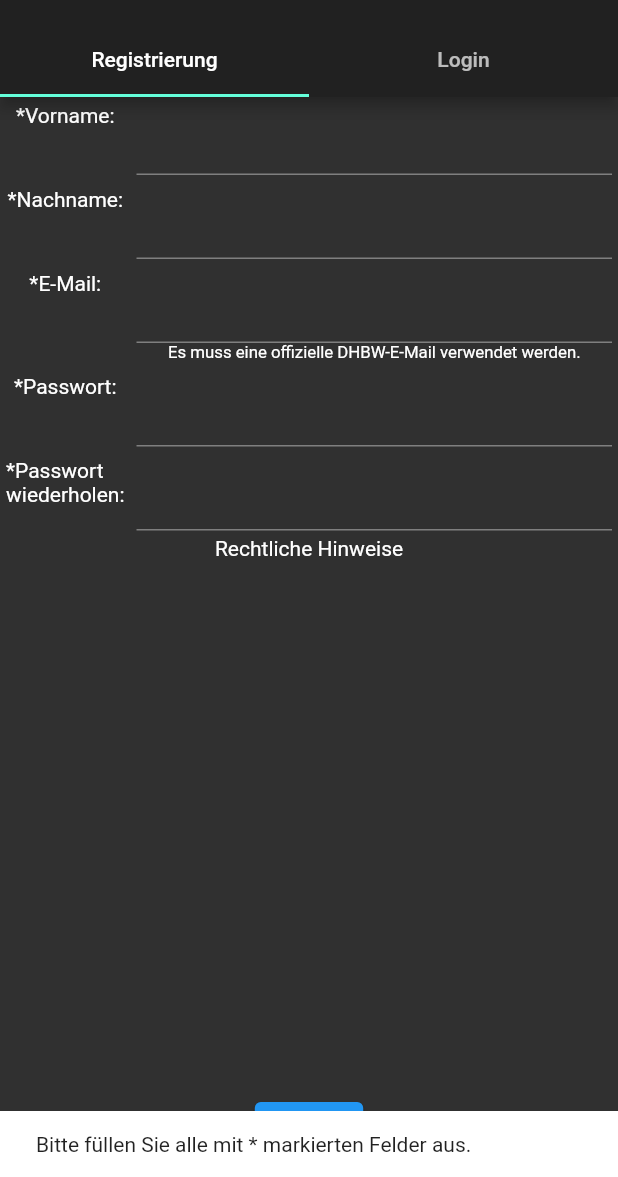
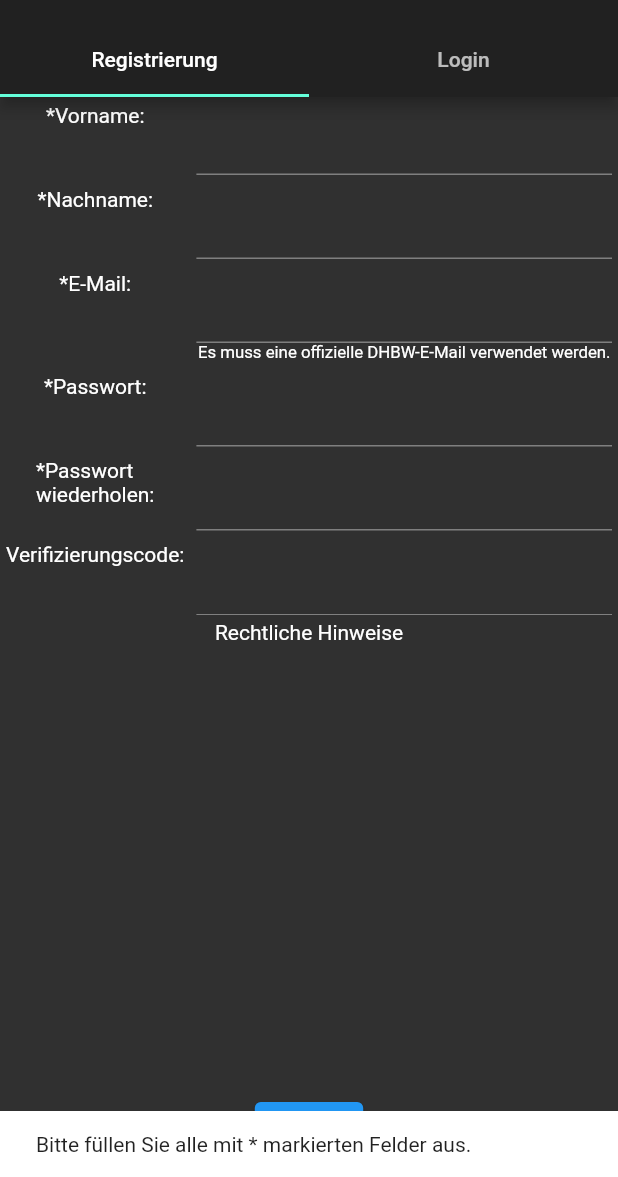
Before and after one commit to Natrocx/pink_fluffy_unicorns, a Flutter app: the screen it shows after launch, after a tap on "Weiter", on a phone screen of 412 x 824 dp, the part 59-1236 px from its top. Run offline on Flutter 3.47's test engine with Material 2 defaults, Android fonts, the phone set to English and light mode, and no system bars; our stand-ins replace datetime_picker_formfield, hive, hive_flutter; accounts and stored records are empty.

Commit message:
Added E-Mail verification UI

```diff
--- a/lib/ChatService.dart
+++ b/lib/ChatService.dart
@@ -96,7 +96,10 @@ class ChatService {
   }
 
   static void clearAllData() async {
-    Hive.deleteFromDisk();
+    for (var chatPartner in ChatService.readAllChatPartners()) {
+      deleteChat(chatPartner);
+    }
+    Hive.deleteBoxFromDisk("own");
   }
 
   static void deleteChat(User user) {
--- a/lib/Greeter.dart
+++ b/lib/Greeter.dart
@@ -23,6 +23,7 @@ class Greeter extends StatelessWidget {
             );
           }
           if (snapshot.connectionState == ConnectionState.done) {
+            //ChatService.clearAllData();
             if (snapshot.data!.appStatus == AppStatus.Operational)
               return ChatList();
             else if (snapshot.data!.appStatus ==
@@ -57,15 +58,28 @@ class Greeter extends StatelessWidget {
   }
 }
 
-class Registration extends StatelessWidget {
+class Registration extends StatefulWidget {
+  Registration({Key? key}) : super(key: key);
+
+  @override
+  State<Registration> createState() => _RegistrationState();
+}
+
+class _RegistrationState extends State<Registration> {
   final TextEditingController _emailController = TextEditingController();
+
   final TextEditingController _firstNameController = TextEditingController();
+
   final TextEditingController _lastNameController = TextEditingController();
+
   final TextEditingController _passwordController = TextEditingController();
+
   final TextEditingController _passwordConfirmationController =
       TextEditingController();
 
-  Registration({Key? key}) : super(key: key);
+  final TextEditingController _emailVerificationController =
+      TextEditingController();
+  bool _emailVerificationActive = false;
 
   @override
   Widget build(BuildContext context) {
@@ -153,7 +167,19 @@ class Registration extends StatelessWidget {
               obscureText: true,
             ),
           ),
-        ])
+        ]),
+        TableRow(children: [
+          Center(
+              child: Padding(
+                  child: Text("Verifizierungscode:"),
+                  padding: EdgeInsets.all(4.0))),
+          Padding(
+              padding: EdgeInsets.all(4.0),
+              child: TextField(
+                  keyboardType: TextInputType.number,
+                  controller: _emailVerificationController,
+                  enabled: _emailVerificationActive))
+        ]),
       ]),
       Expanded(child: Text("Rechtliche Hinweise")),
       Padding(
@@ -165,7 +191,6 @@ class Registration extends StatelessWidget {
     ]);
   }
 
-  // thou shalt not touch this cursed function, for suffering will come upon thy soul if thou doeth not heed my warning
   _submit(BuildContext context) async {
     var studentEmailValidator = RegExp(r"s\d*@(student\.)?dhbw\-mannheim\.de");
     var dozentEmailValidator = RegExp(r"d\d*@(dozent\.)?dhbw\-mannheim\.de");
@@ -176,6 +201,15 @@ class Registration extends StatelessWidget {
         _emailController.text.isNotEmpty) {
       if (_passwordController.text == _passwordConfirmationController.text) {
         if (studentEmailValidator.hasMatch(_emailController.text)) {
+          if (_emailVerificationActive == false) {
+            setState(() => _emailVerificationActive = true);
+            ScaffoldMessenger.of(context).showSnackBar(SnackBar(
+                content: Text(
+                    "Eine E-Mail mit einem Verifizierungscode wurde an Sie versendet.")));
+
+            return;
+          } else if (await QueryService.checkEmailVerificationCode(
+              _emailVerificationController.text)) {
             var loginResult = await QueryService.register(
                 _emailController.text,
                 _passwordController.text,
@@ -189,10 +223,23 @@ class Registration extends StatelessWidget {
               ChatService.writeAppStatus(AppStatus.RegistrationPending);
               Navigator.popAndPushNamed(context, StudentRegistration.routeName);
             } else {
+              ScaffoldMessenger.of(context).showSnackBar(SnackBar(
+                  content: Text(
+                      "Der E-Mail-Verifizierungscode ist nicht korrekt.")));
+            }
+          } else {
             ScaffoldMessenger.of(context).showSnackBar(
                 SnackBar(content: Text("Registrierung ist fehlgeschlagen.")));
           }
         } else if (dozentEmailValidator.hasMatch(_emailController.text)) {
+          if (_emailVerificationActive == false) {
+            setState(() => _emailVerificationActive = true);
+            ScaffoldMessenger.of(context).showSnackBar(SnackBar(
+                content: Text(
+                    "Eine E-Mail mit einem Verifizierungscode wurde an Sie versendet.")));
+            return;
+          } else if (await QueryService.checkEmailVerificationCode(
+              _emailVerificationController.text)) {
             var loginResult = await QueryService.register(
                 _emailController.text,
                 _passwordController.text,
@@ -205,6 +252,11 @@ class Registration extends StatelessWidget {
                   accountType: loginResult.accountType);
               ChatService.writeAppStatus(AppStatus.RegistrationPending);
               Navigator.popAndPushNamed(context, DozentRegistration.routeName);
+            } else {
+              ScaffoldMessenger.of(context).showSnackBar(SnackBar(
+                  content: Text(
+                      "Der E-Mail-Verifizierungscode ist nicht korrekt.")));
+            }
           } else {
             ScaffoldMessenger.of(context).showSnackBar(
                 SnackBar(content: Text("Registrierung ist fehlgeschlagen.")));
@@ -225,8 +277,14 @@ class Registration extends StatelessWidget {
   }
 }
 
-class Login extends StatelessWidget {
+class Login extends StatefulWidget {
+  @override
+  State<Login> createState() => _LoginState();
+}
+
+class _LoginState extends State<Login> {
   final TextEditingController _emailController = TextEditingController();
+
   final TextEditingController _passwordController = TextEditingController();
 
   @override
@@ -305,11 +363,11 @@ class StudentRegistration extends StatefulWidget {
 
   @override
   State<StatefulWidget> createState() {
-    return StudentRegistrationState();
+    return _StudentRegistrationState();
   }
 }
 
-class StudentRegistrationState extends State<StudentRegistration> {
+class _StudentRegistrationState extends State<StudentRegistration> {
   DateTime? immatriculationDate;
   DateTime? exmatriculationDate;
   TextEditingController partnerController = TextEditingController();
--- a/lib/QueryService.dart
+++ b/lib/QueryService.dart
@@ -45,4 +45,8 @@ class QueryService {
     }
     return majorWithMinorCourseDetails;
   }
+
+  static Future<bool> checkEmailVerificationCode(String code) async {
+    return true;
+  }
 }
--- a/lib/main.dart
+++ b/lib/main.dart
@@ -13,9 +13,6 @@ class PinkFluffyUnicornsApp extends StatelessWidget {
   // This widget is the root of your application.
   @override
   Widget build(BuildContext context) {
-    // for testing
-    //ChatService.clearAllData();
-
     return MaterialApp(
         title: 'StudConnect',
         theme: ThemeData.dark(),
```
Lines whose indentation alone changed are shown as unchanged.
